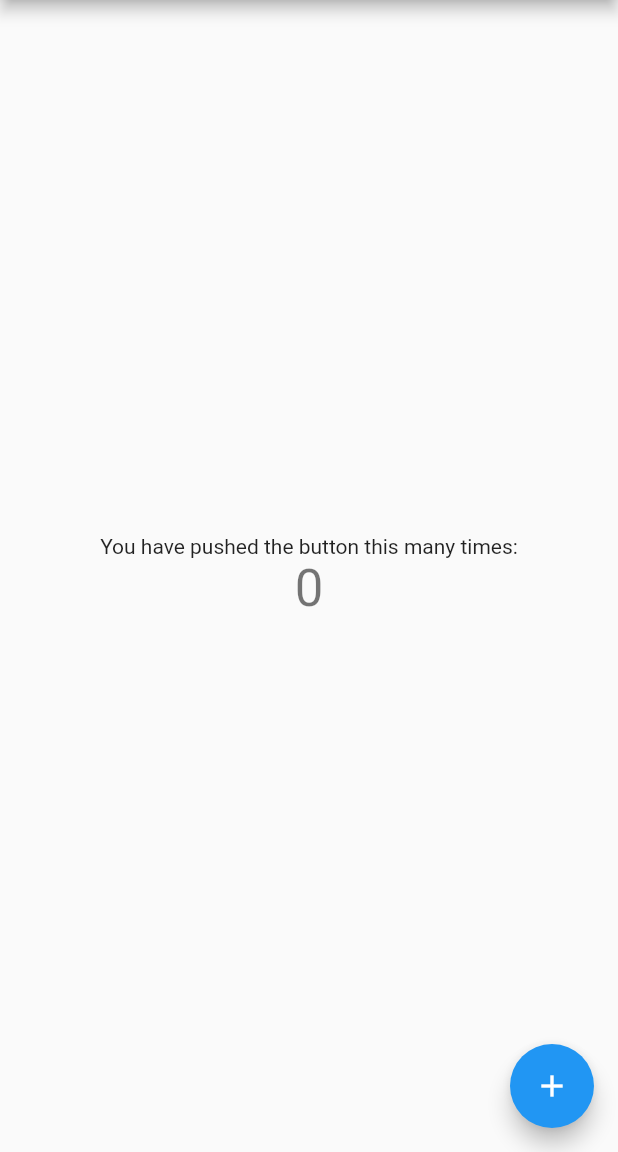
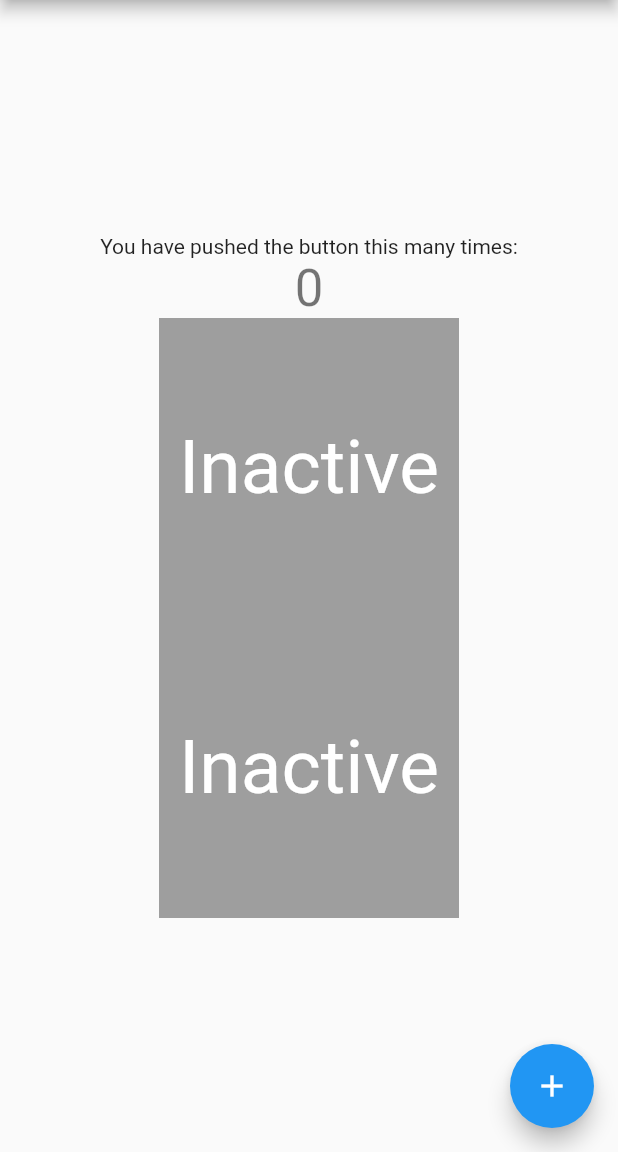
Before and after one commit to MMLoveMeMM/AngryPandaFlutter, a Flutter app: the screen it shows after launch, on a phone screen of 412 x 824 dp, the part 84-1236 px from its top. Run offline on Flutter 3.47's test engine with Material 2 defaults, Android fonts, the phone set to English and light mode, and no system bars.

Commit message:
flutter 模式基础

```diff
--- a/lib/main.dart
+++ b/lib/main.dart
@@ -1,3 +1,5 @@
+import 'package:angrypandaflutter/state/StafulWidget.dart';
+import 'package:angrypandaflutter/state/StalessLabel.dart';
 import 'package:flutter/material.dart';
 
 void main() => runApp(MyApp());
@@ -98,6 +100,8 @@ class _MyHomePageState extends State<MyHomePage> {
               '$_counter',
               style: Theme.of(context).textTheme.display1,
             ),
+            StafulLabel(),
+            StalessLabel(),
           ],
         ),
       ),
--- /dev/null
+++ b/lib/state/StafulWidget.dart
@@ -0,0 +1,46 @@
+import 'package:flutter/material.dart';
+
+/**
+ * @Author: 刘志保
+ * @CreateDate: 2019/5/29 10:43
+ * @Description: 状态模式
+ */
+class StafulLabel extends StatefulWidget {
+  @override
+  State<StatefulWidget> createState() {
+    // TODO: implement createState
+    return new _StatefulLabel();
+  }
+}
+
+class _StatefulLabel extends State<StafulLabel> {
+  bool _active = false;
+
+  _activeChanged() {
+    setState(() {
+      if (_active) {
+        _active = false;
+      } else {
+        _active = true;
+      }
+    });
+  }
+
+  @override
+  Widget build(BuildContext context) {
+    // TODO: implement build
+    return new GestureDetector(
+      onTap: _activeChanged,
+      child: new Center(
+        child: new Container(
+          alignment: Alignment.center,
+          width: 200,
+          height: 200,
+          child: new Text(_active?"Active":"Inactive",
+          style: new TextStyle(fontSize: 50.0,color: Colors.white),),
+          decoration: new BoxDecoration(color: _active?Colors.green[400] : Colors.grey),
+        ),
+      ),
+    );
+  }
+}
--- /dev/null
+++ b/lib/state/StalessLabel.dart
@@ -0,0 +1,60 @@
+import 'package:flutter/material.dart';
+
+/**
+ * @Author: 刘志保
+ * @CreateDate: 2019/5/29 10:43
+ * @Description: 状态模式
+ */
+
+class StalessSubLabel extends StatelessWidget{
+
+  final bactive;
+  final ValueChanged<bool> onChanged;
+  StalessSubLabel({Key key,this.bactive:false,this.onChanged}):super(key:key);
+
+  void _activeChanged() {
+    onChanged(!bactive);
+  }
+
+  @override
+  Widget build(BuildContext context) {
+    // TODO: implement build
+    return new GestureDetector(
+      onTap: _activeChanged,
+      child: new Center(
+        child: new Container(
+          alignment: Alignment.center,
+          width: 200,
+          height: 200,
+          child: new Text(bactive?"Active":"Inactive",
+            style: new TextStyle(fontSize: 50.0,color: Colors.white),),
+          decoration: new BoxDecoration(color: bactive?Colors.green[400] : Colors.grey),
+        ),
+      ),
+    );
+  }
+}
+
+class StalessLabel extends StatefulWidget{
+  @override
+  State<StatefulWidget> createState() {
+    // TODO: implement createState
+    return new _StalessLabel();
+  }
+}
+
+class _StalessLabel extends State<StalessLabel>{
+  bool _active = false;
+
+  _handleChanged(bool act){
+    setState(() {
+      _active = act;
+    });
+  }
+
+  @override
+  Widget build(BuildContext context) {
+    // TODO: implement build
+    return new StalessSubLabel(bactive:_active,onChanged:_handleChanged);
+  }
+}
```
Also changed, not shown: 1 other file.
